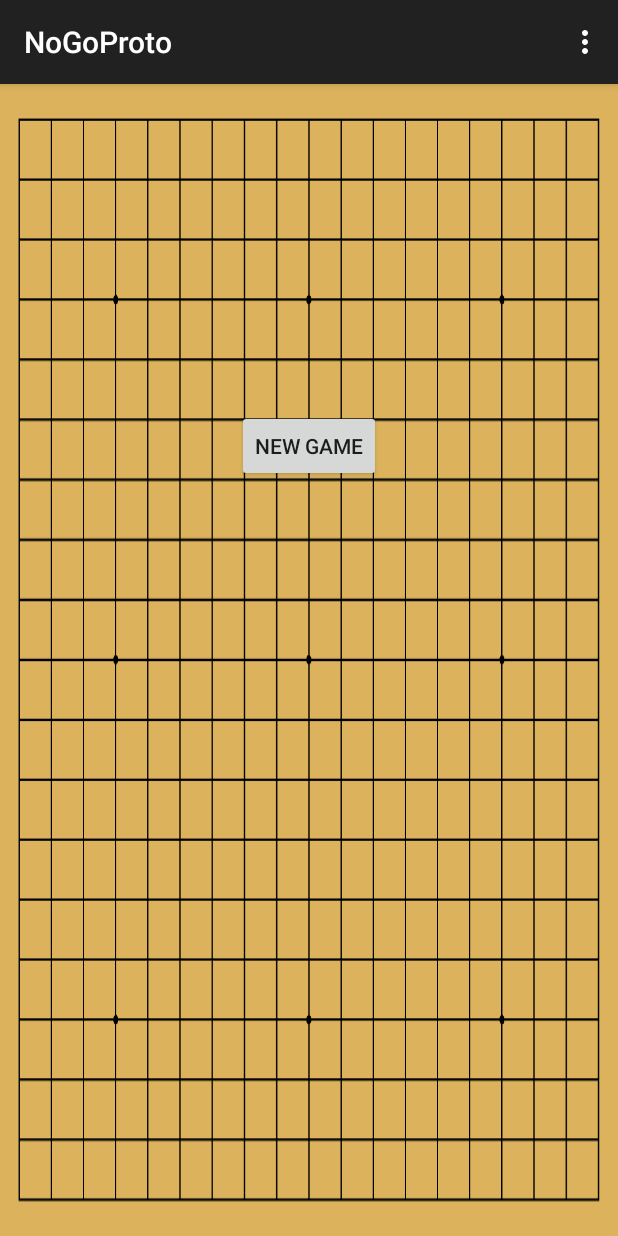
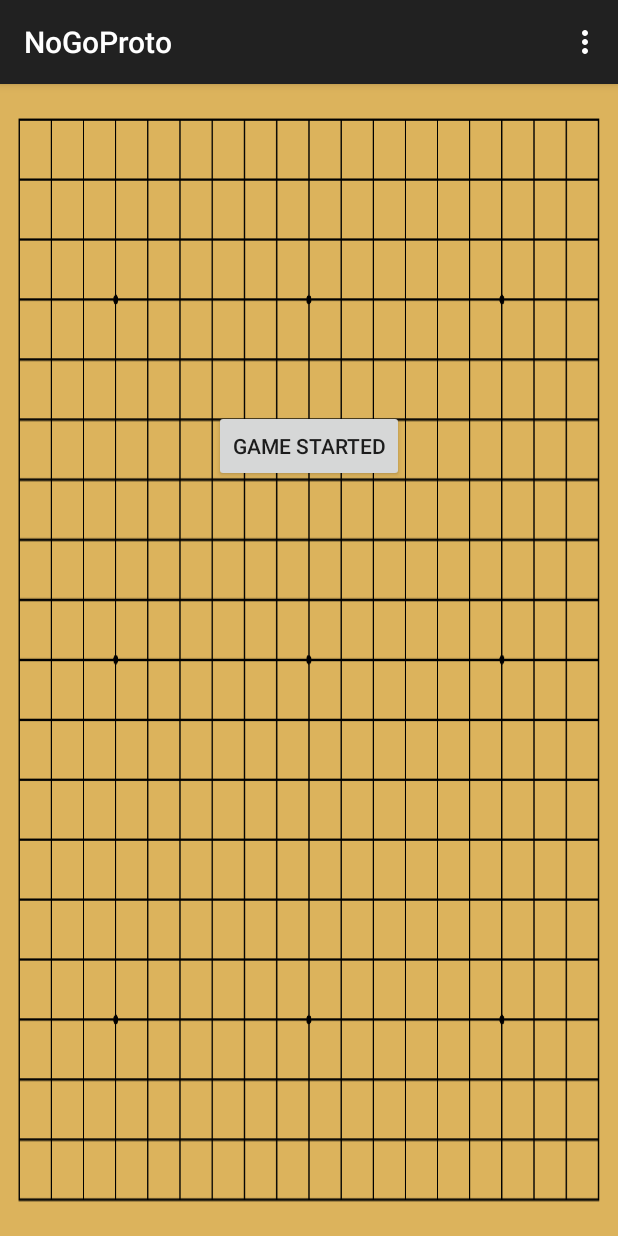
Before and after one commit to BotchedHackathon/NoGo, an Android app: the screen it shows after launch (MainActivity), in the options menu, after a tap on "Settings", on a phone screen of 412 x 824 dp. Run offline under Robolectric (Android 15) with nearby library versions, the phone set to English and light mode, and no system bars.

Commit message:
New Game Button action

```diff
--- a/NoGoProto/app/src/main/java/com/botchedcabin/nogoproto/MainActivity.java
+++ b/NoGoProto/app/src/main/java/com/botchedcabin/nogoproto/MainActivity.java
@@ -4,6 +4,8 @@ import android.support.v7.app.ActionBarActivity;
 import android.os.Bundle;
 import android.view.Menu;
 import android.view.MenuItem;
+import android.widget.Button;
+import android.view.View;
 
 
 public class MainActivity extends ActionBarActivity {
@@ -12,6 +14,13 @@ public class MainActivity extends ActionBarActivity {
     protected void onCreate(Bundle savedInstanceState) {
         super.onCreate(savedInstanceState);
         setContentView(R.layout.activity_main);
+
+        final Button newButton = (Button) findViewById(R.id.newbutton);
+        newButton.setOnClickListener(new View.OnClickListener() {
+            public void onClick(View v) {
+                newButton.setText("Game Started");
+            }
+        });
     }
 
 
--- a/NoGoProto/app/src/main/res/layout/activity_main.xml
+++ b/NoGoProto/app/src/main/res/layout/activity_main.xml
@@ -11,8 +11,9 @@
         android:layout_width="wrap_content"
         android:layout_height="wrap_content"
         android:text="New Game"
-        android:id="@+id/button"
+        android:id="@+id/newbutton"
         android:layout_centerHorizontal="true"
-        android:layout_marginTop="201dp" />
+        android:layout_marginTop="201dp"
+        android:onClick="selfDestruct" />
 
 </RelativeLayout>
```
